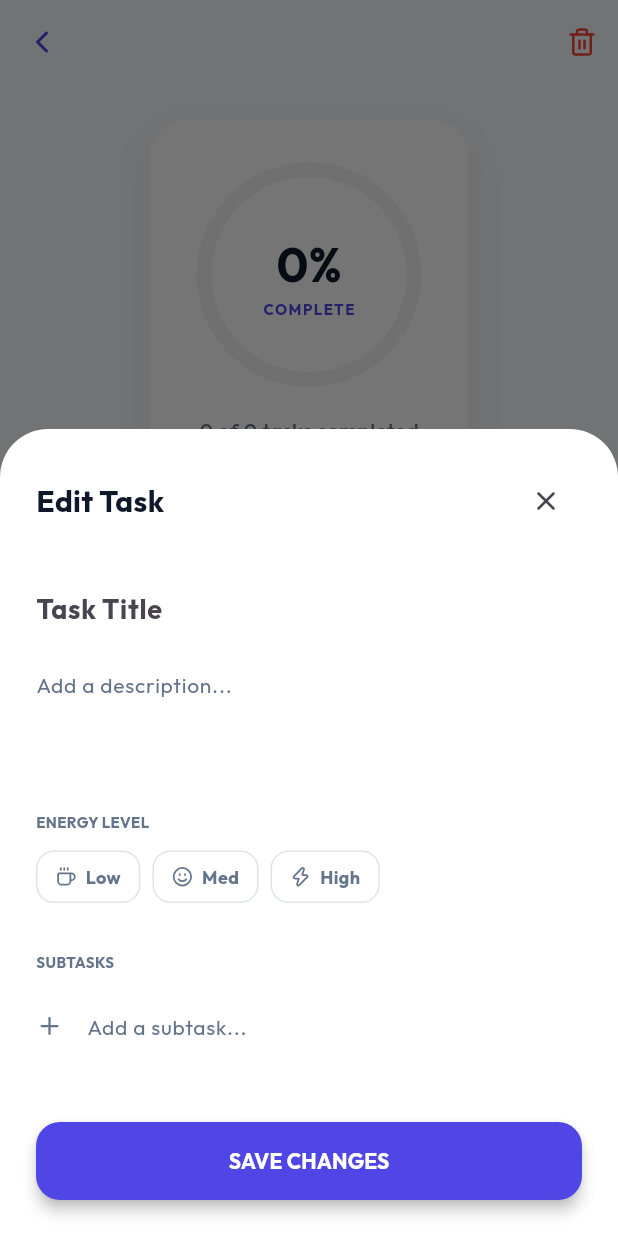
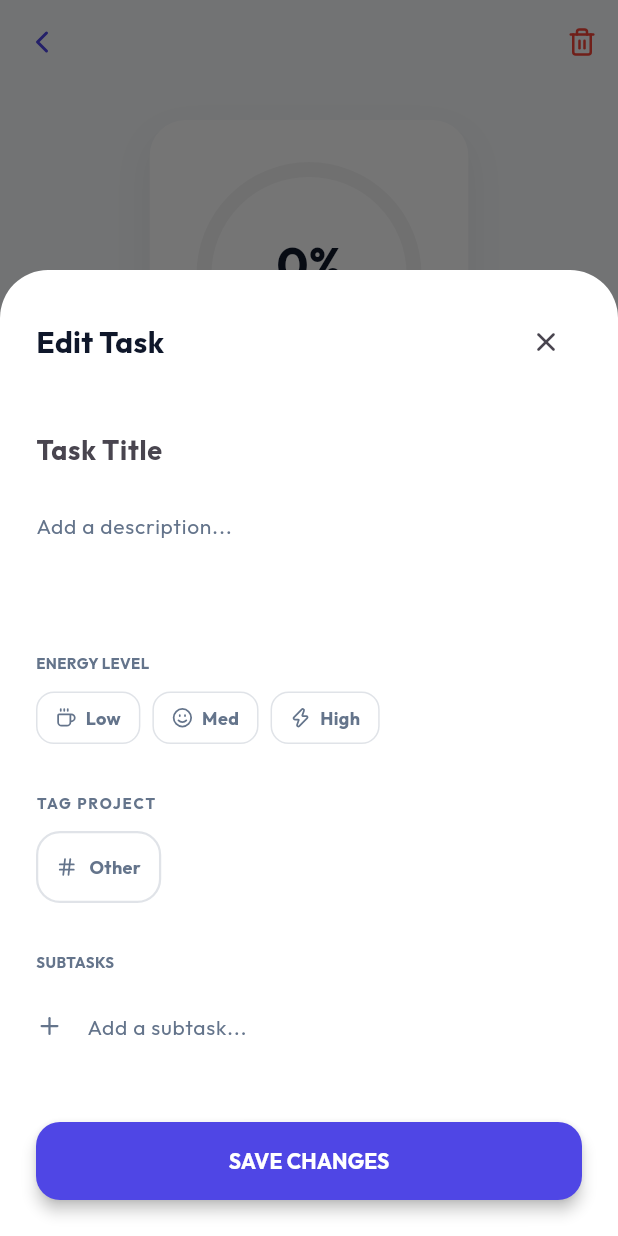
Before and after one commit to iver23/flowlife-mobile, a Flutter app: the ProjectDetailScreen screen opened directly with empty values, after a tap on "Tap to add a new task", on a phone screen of 412 x 824 dp. Run offline on Flutter 3.47's test engine with Material 3 defaults, Android fonts, the phone set to English and light mode, and no system bars; drawn by our look-alikes of fl_chart; our stand-ins replace cloud_firestore, confetti, firebase_auth, firebase_core, flutter_local_notifications, flutter_riverpod and 5 more; accounts and stored records are empty.

Commit message:
feat: Implement project association for ideas and tasks, replacing idea tags with a project ID and introducing a project picker widget.

```diff
--- a/lib/core/idea_notifier.dart
+++ b/lib/core/idea_notifier.dart
@@ -18,11 +18,12 @@ class IdeaNotifier extends StateNotifier<AsyncValue<List<IdeaModel>>> {
     });
   }
 
-  Future<void> addIdea(String content) async {
+  Future<void> addIdea(String content, {String? projectId}) async {
     final newIdea = IdeaModel(
       id: '',
       content: content,
       tags: [],
+      projectId: projectId,
       createdAt: DateTime.now().millisecondsSinceEpoch,
     );
     await _service.addIdea(newIdea);
@@ -37,6 +38,7 @@ class IdeaNotifier extends StateNotifier<AsyncValue<List<IdeaModel>>> {
     final newTask = TaskModel(
       id: '',
       title: idea.content,
+      projectId: idea.projectId, // Carry over the project
       completed: false,
       subtasks: [],
       createdAt: DateTime.now().millisecondsSinceEpoch,
--- a/lib/data/models/models.dart
+++ b/lib/data/models/models.dart
@@ -162,13 +162,14 @@ class ProjectModel {
 class IdeaModel {
   final String id;
   final String content;
-  final List<String> tags;
+  final String? projectId;
   final int createdAt;
 
   IdeaModel({
     required this.id,
     required this.content,
     required this.tags,
+    this.projectId,
     required this.createdAt,
   });
 
@@ -177,6 +178,7 @@ class IdeaModel {
       'id': id,
       'content': content,
       'tags': tags,
+      'projectId': projectId,
       'createdAt': createdAt,
     };
   }
@@ -186,6 +188,7 @@ class IdeaModel {
       id: docId,
       content: map['content'] ?? '',
       tags: List<String>.from(map['tags'] ?? []),
+      projectId: map['projectId'],
       createdAt: map['createdAt'] ?? DateTime.now().millisecondsSinceEpoch,
     );
   }
--- /dev/null
+++ b/lib/presentation/widgets/project_picker.dart
@@ -0,0 +1,140 @@
+import 'package:flutter/material.dart';
+import 'package:flutter_riverpod/flutter_riverpod.dart';
+import 'package:lucide_icons/lucide_icons.dart';
+import '../../core/project_notifier.dart';
+import '../../data/models/models.dart';
+import 'ui_components.dart';
+
+class ProjectPicker extends ConsumerWidget {
+  final String? selectedProjectId;
+  final Function(String?) onSelected;
+
+  const ProjectPicker({
+    super.key,
+    required this.selectedProjectId,
+    required this.onSelected,
+  });
+
+  @override
+  Widget build(BuildContext context, WidgetRef ref) {
+    final projectsAsync = ref.watch(projectNotifierProvider);
+
+    return Column(
+      crossAxisAlignment: CrossAxisAlignment.start,
+      children: [
+        const Text(
+          'TAG PROJECT',
+          style: TextStyle(fontSize: 10, fontWeight: FontWeight.bold, color: FlowColors.slate500, letterSpacing: 1.2),
+        ),
+        const SizedBox(height: 12),
+        SizedBox(
+          height: 48,
+          child: projectsAsync.when(
+            data: (projects) {
+              return ListView(
+                scrollDirection: Axis.horizontal,
+                children: [
+                  _buildChip(
+                    context,
+                    label: 'Other',
+                    isSelected: selectedProjectId == null,
+                    onTap: () => onSelected(null),
+                    icon: LucideIcons.hash,
+                    color: FlowColors.slate500,
+                  ),
+                  const SizedBox(width: 8),
+                  ...projects.map((p) => Padding(
+                    padding: const EdgeInsets.only(right: 8),
+                    child: _buildChip(
+                      context,
+                      label: p.title,
+                      isSelected: selectedProjectId == p.id,
+                      onTap: () => onSelected(p.id),
+                      icon: _parseIcon(p.icon),
+                      color: _parseColor(p.color),
+                    ),
+                  )),
+                ],
+              );
+            },
+            loading: () => const Center(child: SizedBox(width: 20, height: 20, child: CircularProgressIndicator(strokeWidth: 2))),
+            error: (_, __) => const Text('Error loading projects'),
+          ),
+        ),
+      ],
+    );
+  }
+
+  Widget _buildChip(
+    BuildContext context, {
+    required String label,
+    required bool isSelected,
+    required VoidCallback onTap,
+    required IconData icon,
+    required Color color,
+  }) {
+    return GestureDetector(
+      onTap: onTap,
+      child: Container(
+        padding: const EdgeInsets.symmetric(horizontal: 12, vertical: 8),
+        decoration: BoxDecoration(
+          color: isSelected ? color.withOpacity(0.1) : Colors.transparent,
+          borderRadius: BorderRadius.circular(16),
+          border: Border.all(
+            color: isSelected ? color : FlowColors.slate500.withOpacity(0.2),
+            width: 1.5,
+          ),
+        ),
+        child: Row(
+          mainAxisSize: MainAxisSize.min,
+          children: [
+            Icon(icon, size: 14, color: isSelected ? color : FlowColors.slate500),
+            const SizedBox(width: 8),
+            Text(
+              label,
+              style: TextStyle(
+                fontSize: 12,
+                fontWeight: FontWeight.bold,
+                color: isSelected ? color : FlowColors.slate500,
+              ),
+            ),
+          ],
+        ),
+      ),
+    );
+  }
+
+  Color _parseColor(String colorStr) {
+    switch (colorStr.toLowerCase()) {
+      case 'emerald': return Colors.green;
+      case 'blue': return Colors.blue;
+      case 'violet': return Colors.purple;
+      case 'rose': return Colors.pink;
+      case 'amber': return Colors.amber;
+      case 'cyan': return Colors.cyan;
+      default: return FlowColors.primary;
+    }
+  }
+
+  IconData _parseIcon(String iconName) {
+    switch (iconName.toLowerCase()) {
+      case 'work': return LucideIcons.briefcase;
+      case 'home': return LucideIcons.home;
+      case 'favorite': return LucideIcons.heart;
+      case 'bolt': return LucideIcons.zap;
+      case 'menu_book': return LucideIcons.book;
+      case 'coffee': return LucideIcons.coffee;
+      case 'globe': return LucideIcons.globe;
+      case 'anchor': return LucideIcons.anchor;
+      case 'dumbbell': return LucideIcons.dumbbell;
+      case 'shopping_cart': return LucideIcons.shoppingCart;
+      case 'plane': return LucideIcons.plane;
+      case 'music': return LucideIcons.music;
+      case 'dog': return LucideIcons.dog;
+      case 'flower': return LucideIcons.flower;
+      case 'code': return LucideIcons.code;
+      case 'banknote': return LucideIcons.banknote;
+      default: return LucideIcons.folder;
+    }
+  }
+}
--- a/lib/presentation/widgets/task_edit_sheet.dart
+++ b/lib/presentation/widgets/task_edit_sheet.dart
@@ -2,6 +2,7 @@ import 'package:flutter/material.dart';
 import 'package:lucide_icons/lucide_icons.dart';
 import '../../data/models/models.dart';
 import 'ui_components.dart';
+import 'project_picker.dart';
 
 class TaskEditSheet extends StatefulWidget {
   final TaskModel task;
@@ -18,6 +19,7 @@ class _TaskEditSheetState extends State<TaskEditSheet> {
   late TextEditingController _descController;
   late EnergyLevel? _energyLevel;
   late List<Subtask> _subtasks;
+  late String? _selectedProjectId;
 
   @override
   void initState() {
@@ -26,6 +28,7 @@ class _TaskEditSheetState extends State<TaskEditSheet> {
     _descController = TextEditingController(text: widget.task.description);
     _energyLevel = widget.task.energyLevel;
     _subtasks = List.from(widget.task.subtasks);
+    _selectedProjectId = widget.task.projectId;
   }
 
   @override
@@ -97,6 +100,11 @@ class _TaskEditSheetState extends State<TaskEditSheet> {
               ],
             ),
             const SizedBox(height: 32),
+            ProjectPicker(
+              selectedProjectId: _selectedProjectId,
+              onSelected: (id) => setState(() => _selectedProjectId = id),
+            ),
+            const SizedBox(height: 32),
             const Text(
               'SUBTASKS',
               style: TextStyle(fontSize: 10, fontWeight: FontWeight.bold, color: FlowColors.slate500),
@@ -118,6 +126,7 @@ class _TaskEditSheetState extends State<TaskEditSheet> {
                   completed: widget.task.completed,
                   completedAt: widget.task.completedAt,
                   energyLevel: _energyLevel,
+                  projectId: _selectedProjectId,
                   subtasks: _subtasks,
                   createdAt: widget.task.createdAt,
                   order: widget.task.order,
```
Also changed, not shown: lib/main.dart (+21 -3 lines), lib/presentation/screens/ideas_screen.dart (+54 -71 lines).
